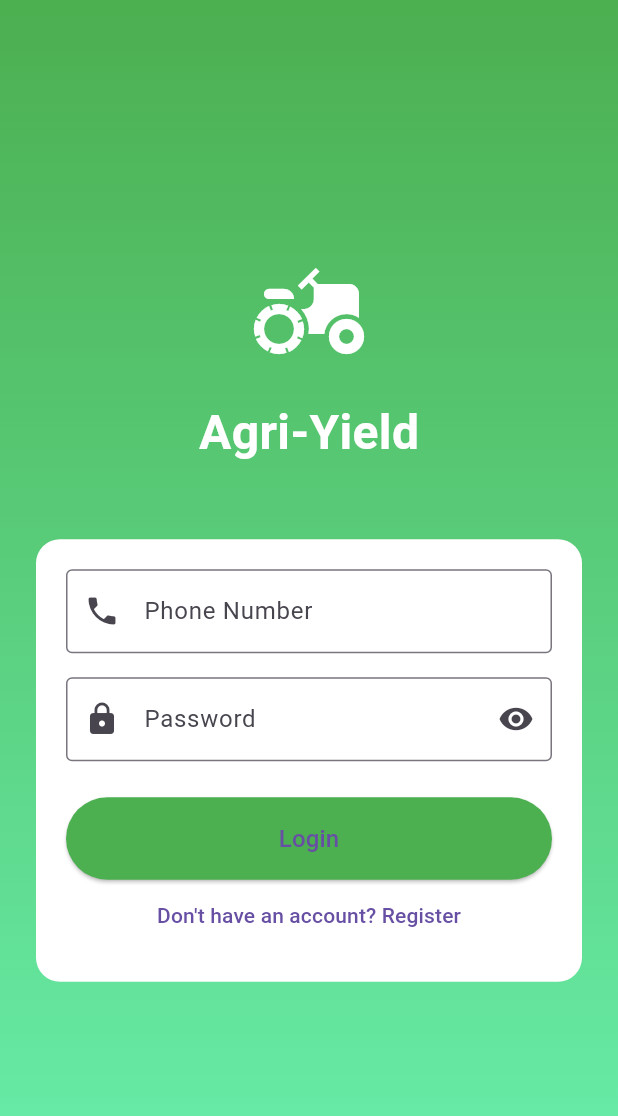
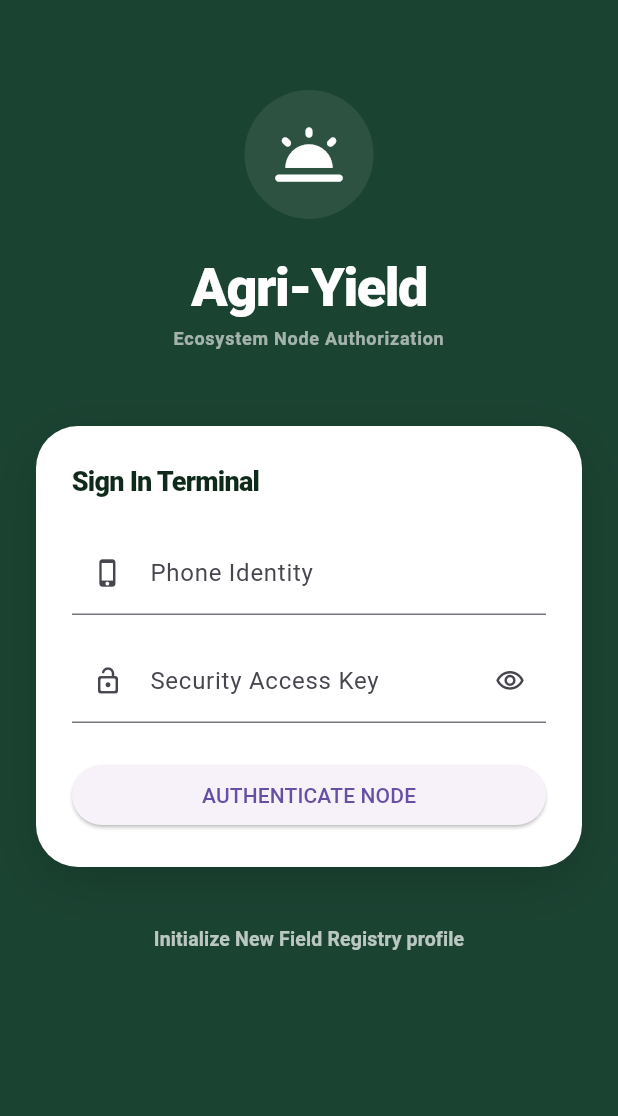
Before and after one commit to selamawitsh/Agri_Yield, a Flutter app: the screen it shows after launch, on a phone screen of 412 x 824 dp. Shown: the top 1116 px of the screen. Run offline on Flutter 3.47's test engine with Material 3 defaults, Android fonts, the light colour scheme and no system bars; our stand-ins replace dio, shared_preferences; accounts and stored records are empty.

Commit message:
improve farmer mobile authentication flow

```diff
--- a/frontend/farmer_mobile_app/lib/screens/login_screen.dart
+++ b/frontend/farmer_mobile_app/lib/screens/login_screen.dart
@@ -16,6 +16,7 @@ class _LoginScreenState extends State<LoginScreen> {
   bool _obscurePassword = true;
 
   Future<void> _login() async {
+    if (_phoneController.text.isEmpty || _passwordController.text.isEmpty) return;
     setState(() => _loading = true);
 
     final result = await _authService.login(
@@ -29,7 +30,7 @@ class _LoginScreenState extends State<LoginScreen> {
       Navigator.pushReplacementNamed(context, '/home');
     } else {
       ScaffoldMessenger.of(context).showSnackBar(
-        SnackBar(content: Text(result['message'])),
+        SnackBar(backgroundColor: const Color(0xFF991B1B), content: Text(result['message'], style: const TextStyle(fontWeight: FontWeight.bold))),
       );
     }
   }
@@ -37,78 +38,83 @@ class _LoginScreenState extends State<LoginScreen> {
   @override
   Widget build(BuildContext context) {
     return Scaffold(
-      body: Container(
-        decoration: const BoxDecoration(
-          gradient: LinearGradient(
-            begin: Alignment.topCenter,
-            end: Alignment.bottomCenter,
-            colors: [Colors.green, Colors.greenAccent],
+      backgroundColor: const Color(0xFF1B4332), // Pure Forest Base Frame
+      body: SafeArea(
+        child: LayoutBuilder(
+          builder: (context, constraints) {
+            return SingleChildScrollView(
+              padding: const EdgeInsets.symmetric(horizontal: 24),
+              child: ConstrainedBox(
+                constraints: BoxConstraints(minHeight: constraints.maxHeight),
+                child: Column(
+                  crossAxisAlignment: CrossAxisAlignment.stretch,
+                  children: [
+                    const SizedBox(height: 60),
+                    // Centered branding cluster
+                    Center(
+                      child: Container(
+                        padding: const EdgeInsets.all(16),
+                        decoration: BoxDecoration(color: Colors.white.withOpacity(0.08), shape: BoxShape.circle),
+                        child: const Icon(Icons.wb_twilight_rounded, size: 54, color: Colors.white),
                       ),
                     ),
-        child: SafeArea(
-          child: Padding(
-            padding: const EdgeInsets.all(24),
-            child: Column(
-              children: [
-                const Spacer(),
-                const Icon(Icons.agriculture, size: 80, color: Colors.white),
-                const SizedBox(height: 16),
-                const Text('Agri-Yield', style: TextStyle(fontSize: 32, fontWeight: FontWeight.bold, color: Colors.white)),
-                const SizedBox(height: 48),
+                    const SizedBox(height: 20),
+                    const Text('Agri-Yield', textAlign: TextAlign.center, style: TextStyle(fontSize: 36,fontWeight: FontWeight.w900, color: Colors.white, letterSpacing: -1)),
+                    const Text('Ecosystem Node Authorization', textAlign: TextAlign.center, style: TextStyle(fontSize: 12, color: Colors.white60, fontWeight: FontWeight.bold, letterSpacing: 0.5)),
+                    const SizedBox(height: 50),
+
+                    // Unified White Input Panel Sheet
                     Container(
                       decoration: BoxDecoration(
                         color: Colors.white,
-                    borderRadius: BorderRadius.circular(16),
+                        borderRadius: BorderRadius.circular(28),
+                        boxShadow: [BoxShadow(color: Colors.black.withOpacity(0.15), blurRadius: 30, offset: const Offset(0, 10))],
                       ),
-                  padding: const EdgeInsets.all(20),
+                      padding: const EdgeInsets.all(24),
                       child: Column(
+                        crossAxisAlignment: CrossAxisAlignment.stretch,
                         children: [
+                          const Text('Sign In Terminal', style: TextStyle(fontSize: 18, fontWeight: FontWeight.w900, color: Color(0xFF0F291B), letterSpacing: -0.5)),
+                          const SizedBox(height: 20),
                           TextField(
                             controller: _phoneController,
-                        decoration: const InputDecoration(
-                          labelText: 'Phone Number',
-                          prefixIcon: Icon(Icons.phone),
-                          border: OutlineInputBorder(),
-                        ),
+                            decoration: const InputDecoration(labelText: 'Phone Identity', prefixIcon: Icon(Icons.phone_iphone_rounded, size: 20)),
                             keyboardType: TextInputType.phone,
                           ),
                           const SizedBox(height: 16),
                           TextField(
                             controller: _passwordController,
                             decoration: InputDecoration(
-                          labelText: 'Password',
-                          prefixIcon: const Icon(Icons.lock),
+                              labelText: 'Security Access Key',
+                              prefixIcon: const Icon(Icons.lock_open_rounded, size: 20),
                               suffixIcon: IconButton(
-                            icon: Icon(_obscurePassword ? Icons.visibility : Icons.visibility_off),
+                                icon: Icon(_obscurePassword ? Icons.visibility_outlined : Icons.visibility_off_outlined, size: 20),
                                 onPressed: () => setState(() => _obscurePassword = !_obscurePassword),
                               ),
-                          border: const OutlineInputBorder(),
                             ),
                             obscureText: _obscurePassword,
                           ),
                           const SizedBox(height: 24),
-                      SizedBox(
-                        width: double.infinity,
-                        child: ElevatedButton(
+                          ElevatedButton(
                             onPressed: _loading ? null : _login,
-                          style: ElevatedButton.styleFrom(
-                            backgroundColor: Colors.green,
-                            padding: const EdgeInsets.symmetric(vertical: 16),
-                          ),
-                          child: _loading ? const CircularProgressIndicator() : const Text('Login', style: TextStyle(fontSize: 16)),
-                        ),
-                      ),
-                      TextButton(
-                        onPressed: () => Navigator.pushNamed(context, '/register'),
-                        child: const Text("Don't have an account? Register"),
+                            child: _loading
+                                ? const SizedBox(width: 20, height: 20, child: CircularProgressIndicator(color: Colors.white, strokeWidth: 2.5))
+                                : const Text('AUTHENTICATE NODE'),
                           ),
                         ],
                       ),
                     ),
-                const Spacer(),
+                    const SizedBox(height: 24),
+                    TextButton(
+                      onPressed: () => Navigator.pushNamed(context, '/register'),
+                      child: const Text("Initialize New Field Registry profile", style: TextStyle(color: Colors.white70, fontWeight: FontWeight.bold, fontSize: 13)),
+                    ),
+                    const SizedBox(height: 20),
                   ],
                 ),
               ),
+            );
+          },
         ),
       ),
     );
```
Also changed, not shown: frontend/farmer_mobile_app/lib/screens/register_screen.dart (+24 -35 lines), frontend/farmer_mobile_app/lib/screens/splash_screen.dart (+18 -16 lines). Lines whose indentation alone changed are shown as unchanged.
